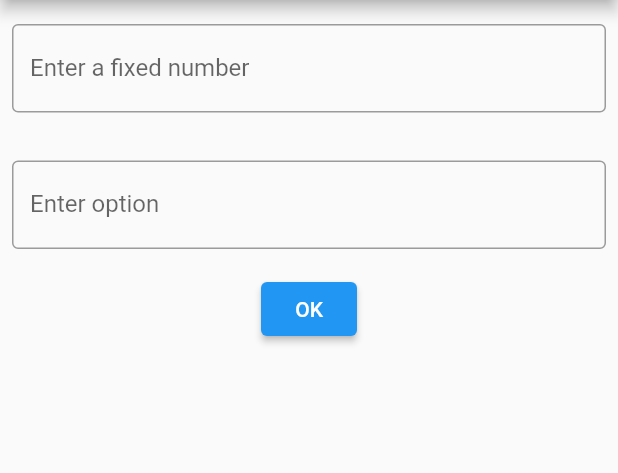
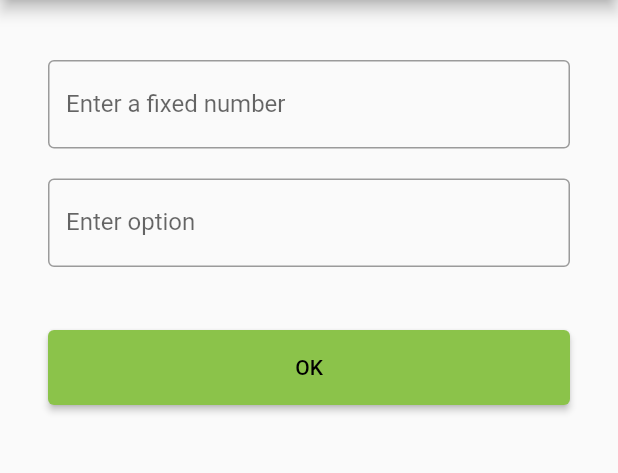
Before and after one commit to Amit-exe/Dailer, a Flutter app: the MainDialer screen opened directly, after a tap on the "settings" icon, on a phone screen of 412 x 824 dp, the part 84-557 px from its top. Run offline on Flutter 3.47's test engine with Material 2 defaults, Android fonts, the phone set to English and light mode, and no system bars; our stand-ins replace shared_preferences; missing offline and left inert: flutter_phone_direct_caller, fluttercontactpicker; accounts and stored records are empty.

Commit message:
updated UI

```diff
--- a/lib/components/input_field.dart
+++ b/lib/components/input_field.dart
@@ -3,7 +3,7 @@ import 'package:flutter/material.dart';
 Widget InputFieldMaker(String textLabel, TextEditingController controller_obj,
     TextInputType keyboardType) {
   return Padding(
-    padding: const EdgeInsets.symmetric(horizontal: 8, vertical: 16),
+    padding: const EdgeInsets.symmetric(horizontal: 32, vertical: 10),
     child: TextField(
       controller: controller_obj,
       keyboardType: keyboardType,
--- a/lib/main.dart
+++ b/lib/main.dart
@@ -16,7 +16,7 @@ class MyApp extends StatelessWidget {
     return MaterialApp(
       title: 'Flutter Demo',
       theme: ThemeData(
-        primarySwatch: Colors.blue,
+        primarySwatch: Colors.lightGreen,
       ),
       home: MyHomePage(),
       debugShowCheckedModeBanner: false,
@@ -37,7 +37,10 @@ class _MyHomePageState extends State<MyHomePage> {
     return Scaffold(
         appBar: AppBar(
           title: const Text(
+
             "Dialer",
+            style: TextStyle(color: Colors.white),
+
           ),
           backgroundColor: Colors.blueGrey[900],
         ),
--- a/lib/screens/main_dialer.dart
+++ b/lib/screens/main_dialer.dart
@@ -51,6 +51,7 @@ class _MainDialerState extends State<MainDialer> {
       appBar: AppBar(
         title: const Text(
           "Dialer",
+          style: TextStyle(color: Colors.white),
         ),
         automaticallyImplyLeading: false,
         backgroundColor: Colors.blueGrey[900],
@@ -71,6 +72,7 @@ class _MainDialerState extends State<MainDialer> {
         ],
       ),
       body: Container(
+        margin: EdgeInsets.only(top:30),
         child: Column(
           crossAxisAlignment: CrossAxisAlignment.start,
           children: <Widget>[
@@ -85,6 +87,7 @@ class _MainDialerState extends State<MainDialer> {
                       TextInputType.number),
                 ),
                 IconButton(
+                  style: ButtonStyle(iconSize: MaterialStateProperty.all(20)),
                   icon: const Icon(Icons.contact_page),
                   onPressed: () async {
                     final PhoneContact contact =
@@ -95,8 +98,14 @@ class _MainDialerState extends State<MainDialer> {
                 ),
               ],
             ),
-            Center(
+            Padding(
+              padding: const EdgeInsets.all(32.0),
+              child: Center(
                 child: ElevatedButton(
+                  style: ElevatedButton.styleFrom(
+
+              minimumSize: const Size.fromHeight(50), // NEW
+                  ),
                   onPressed: () async {
                     final String callnow = "tel:" +
                         fixed_no.text +
@@ -118,6 +127,7 @@ class _MainDialerState extends State<MainDialer> {
                   child: const Text('Call'),
                 ),
               ),
+            ),
           ],
         ),
       ),
--- a/lib/screens/settings.dart
+++ b/lib/screens/settings.dart
@@ -48,16 +48,27 @@ class _SettingsWidget extends State<SettingsWidget> {
       appBar: AppBar(
         title: const Text(
           "Dialer",
+          // style: TextStyle(color: Colors.white),
         ),
         backgroundColor: Colors.blueGrey[900],
+        foregroundColor: Colors.white,
       ),
-      body: Column(
+      body: Container(
+        margin: EdgeInsets.only(top:30),
+
+        child: Column(
           children: [
             InputFieldMaker(
                 'Enter a fixed number', _number1Controller, TextInputType.number),
             InputFieldMaker(
                 'Enter option', _number2Controller, TextInputType.number),
-          ElevatedButton(
+            Padding(
+              padding: const EdgeInsets.all(32.0),
+              child: ElevatedButton(
+                style: ElevatedButton.styleFrom(
+
+              minimumSize: const Size.fromHeight(50), // NEW
+                  ),
                 onPressed: () {
                   int? number1, number2;
                   setState(() {
@@ -77,7 +88,9 @@ class _SettingsWidget extends State<SettingsWidget> {
                 },
                 child: Text('OK'),
               ),
+            ),
           ],
+        ),
       ),
     );
   }
--- a/pubspec.yaml
+++ b/pubspec.yaml
@@ -28,3 +28,6 @@ dev_dependencies:
 
 flutter:
   uses-material-design: true
+
+  assets:
+    - images/
```
Also changed, not shown: lib/screens/login.dart (+20 -5 lines), images/logo.png (added), images/logo2.png (added), pubspec.lock, 1 other file. Lines whose indentation alone changed are shown as unchanged.
